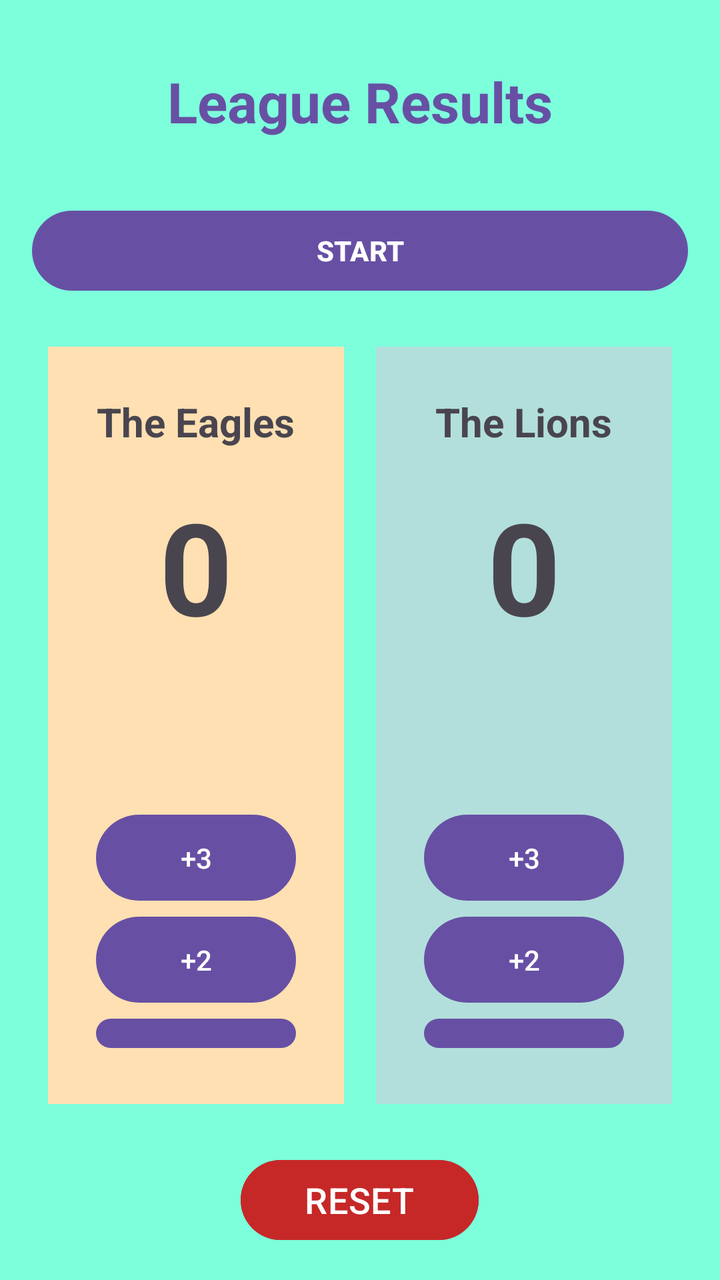
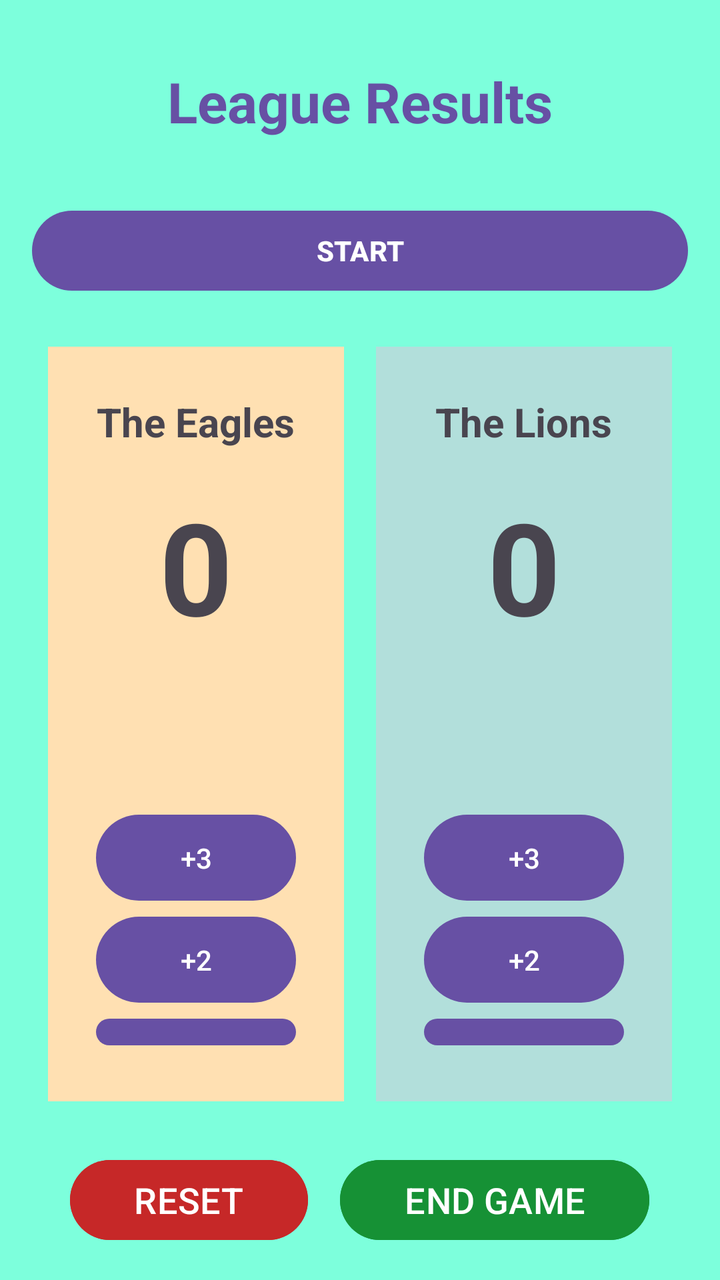

An Android layout rendered at two revisions. The XML below is the earlier revision; the diff shows what the commit changed to produce the second picture.
<!-- AndroidManifest.xml: application theme Theme.ScoreBoardGev -->
<!-- res/layout/activity_main.xml -->
<?xml version="1.0" encoding="utf-8"?>
<LinearLayout xmlns:android="http://schemas.android.com/apk/res/android"
    android:id="@+id/main"
    android:background="@color/screen_bg"
    android:layout_width="match_parent"
    android:layout_height="match_parent"
    android:orientation="vertical"
    android:padding="16dp">

    

    
    <TextView
        android:id="@+id/tvTitle"
        android:layout_width="match_parent"
        android:layout_height="wrap_content"
        android:gravity="center"
        android:padding="16dp"
        android:text="League Results"
        android:textColor="#ff6750a4"
        android:textSize="28sp"
        android:textStyle="bold" />

    <Button
        android:id="@+id/btnStart"
        android:layout_width="match_parent"
        android:layout_height="wrap_content"
        android:layout_gravity="center_horizontal"
        android:layout_marginTop="16dp"
        android:textStyle="bold"
        android:text="START" />

    <LinearLayout
        android:layout_width="match_parent"
        android:layout_height="0dp"
        android:layout_weight="1"
        android:layout_marginTop="16dp"
        android:orientation="horizontal">

        <LinearLayout
            android:layout_width="0dp"
            android:layout_height="match_parent"
            android:layout_weight="1"
            android:layout_margin="8dp"
            android:background="@color/team_a_bg"
            android:gravity="center_horizontal"
            android:orientation="vertical"
            android:padding="24dp">

            <TextView
                android:id="@+id/tvNameA"
                android:layout_width="wrap_content"
                android:layout_height="wrap_content"
                android:text="The Eagles"
                android:textStyle="bold"
                android:textSize="20sp" />

            <TextView
                android:id="@+id/tvScoreA"
                android:layout_width="wrap_content"
                android:layout_height="wrap_content"
                android:layout_marginTop="16dp"
                android:layout_marginBottom="8dp"
                android:text="0"
                android:textStyle="bold"
                android:textSize="64sp" />

            <TextView
                android:id="@+id/tvErrorMsA"
                android:layout_width="wrap_content"
                android:layout_height="wrap_content"
                android:text=""
                android:textColor="@color/red"
                android:textSize="10sp"
                android:layout_marginBottom="56dp"/>

            <Button
                android:id="@+id/btnA3"
                android:layout_width="match_parent"
                android:layout_height="wrap_content"
                android:text="+3"
                android:padding="12dp"/>

            <Button
                android:id="@+id/btnA2"
                android:layout_width="match_parent"
                android:layout_height="wrap_content"
                android:text="+2"
                android:padding="12dp"/>

            <Button
                android:id="@+id/btnA1"
                android:layout_width="match_parent"
                android:layout_height="wrap_content"
                android:text="+1"
                android:padding="12dp"/>

            <Button
                android:id="@+id/btnAM"
                android:layout_width="match_parent"
                android:layout_height="wrap_content"
                android:padding="12dp"
                android:text="-1"
                android:backgroundTint="@color/special_button" />
        </LinearLayout>

        <LinearLayout
            android:layout_width="0dp"
            android:layout_height="match_parent"
            android:layout_weight="1"
            android:background="@color/team_b_bg"
            android:gravity="center_horizontal"
            android:orientation="vertical"
            android:layout_margin="8dp"
            android:padding="24dp">

            <TextView
                android:id="@+id/tvNameB"
                android:layout_width="wrap_content"
                android:layout_height="wrap_content"
                android:text="The Lions"
                android:textStyle="bold"
                android:textSize="20sp" />

            <TextView
                android:id="@+id/tvScoreB"
                android:layout_width="wrap_content"
                android:layout_height="wrap_content"
                android:layout_marginTop="16dp"
                android:layout_marginBottom="8dp"
                android:text="0"
                android:textStyle="bold"
                android:textSize="64sp" />

            <TextView
                android:id="@+id/tvErrorMsB"
                android:layout_width="wrap_content"
                android:layout_height="wrap_content"
                android:text=""
                android:textColor="@color/red"
                android:textSize="10sp"
                android:layout_marginBottom="56dp"/>

            <Button
                android:id="@+id/btnB3"
                android:layout_width="match_parent"
                android:layout_height="wrap_content"
                android:text="+3"
                android:padding="12dp"/>

            <Button
                android:id="@+id/btnB2"
                android:layout_width="match_parent"
                android:layout_height="wrap_content"
                android:text="+2"
                android:padding="12dp"/>

            <Button
                android:id="@+id/btnB1"
                android:layout_width="match_parent"
                android:layout_height="wrap_content"
                android:text="+1"
                android:padding="12dp"/>

            <Button
                android:id="@+id/btnBM"
                android:layout_width="match_parent"
                android:layout_height="wrap_content"
                android:text="-1"
                android:padding="12dp"
                android:backgroundTint="@color/special_button"/>

        </LinearLayout>

    </LinearLayout>

    <Button
        android:id="@+id/btnReset"
        android:layout_width="wrap_content"
        android:layout_height="wrap_content"
        android:layout_gravity="center_horizontal"
        android:layout_marginTop="16dp"
        android:backgroundTint="@color/btn_reset"
        android:paddingStart="32dp"
        android:paddingEnd="32dp"
        android:text="RESET"
        android:textColor="#FFFFFF"
        android:textSize="18sp" />

</LinearLayout>
<!-- resources referenced by this layout -->
<resources>
  <color name="btn_reset">#C62828</color>
  <color name="red">#FF0000</color>
  <color name="screen_bg">#7DFFDC</color>
  <color name="special_button">#FF5722</color>
  <color name="team_a_bg">#FFE0B2</color>
  <color name="team_b_bg">#B2DFDB</color>
  <style name="Theme.ScoreBoardGev" parent="Base.Theme.ScoreBoardGev" />
  <style name="Base.Theme.ScoreBoardGev" parent="Theme.Material3.DayNight.NoActionBar">
          
          
      </style>
</resources>

<!-- the commit's change to res/layout/activity_main.xml (unified diff, before → after) -->
@@ -33,7 +33,7 @@
     <LinearLayout
         android:layout_width="match_parent"
         android:layout_height="0dp"
-        android:layout_weight="1"
+        android:layout_weight="8"
         android:layout_marginTop="16dp"
         android:orientation="horizontal">
 
@@ -174,17 +174,40 @@
 
     </LinearLayout>
 
-    <Button
-        android:id="@+id/btnReset"
-        android:layout_width="wrap_content"
-        android:layout_height="wrap_content"
-        android:layout_gravity="center_horizontal"
+    <LinearLayout
+        android:layout_width="match_parent"
+        android:layout_height="0dp"
+        android:layout_weight="1"
         android:layout_marginTop="16dp"
-        android:backgroundTint="@color/btn_reset"
-        android:paddingStart="32dp"
-        android:paddingEnd="32dp"
-        android:text="RESET"
-        android:textColor="#FFFFFF"
-        android:textSize="18sp" />
+        android:orientation="horizontal"
+        android:gravity="center_horizontal|bottom"
+        android:baselineAligned="false">
+
+        <Button
+            android:id="@+id/btnReset"
+            android:layout_width="wrap_content"
+            android:layout_height="wrap_content"
+            android:layout_marginEnd="16dp"
+            android:layout_marginBottom="0dp"
+            android:backgroundTint="@color/btn_reset"
+            android:paddingStart="32dp"
+            android:paddingEnd="32dp"
+            android:text="RESET"
+            android:textColor="#FFFFFF"
+            android:textSize="18sp" />
+
+        <Button
+            android:id="@+id/btnEndGame"
+            android:layout_width="wrap_content"
+            android:layout_height="wrap_content"
+            android:layout_marginBottom="0dp"
+            android:backgroundTint="@color/btn_end_game"
+            android:paddingStart="32dp"
+            android:paddingEnd="32dp"
+            android:text="END GAME"
+            android:textColor="#FFFFFF"
+            android:textSize="18sp" />
+
+    </LinearLayout>
 
 </LinearLayout>
<!-- resource entries referenced after the edit -->
@@ -1,5 +1,6 @@
 <!-- resources referenced by this layout -->
 <resources>
+  <color name="btn_end_game">#169135</color>
   <color name="btn_reset">#C62828</color>
   <color name="red">#FF0000</color>
   <color name="screen_bg">#7DFFDC</color>
